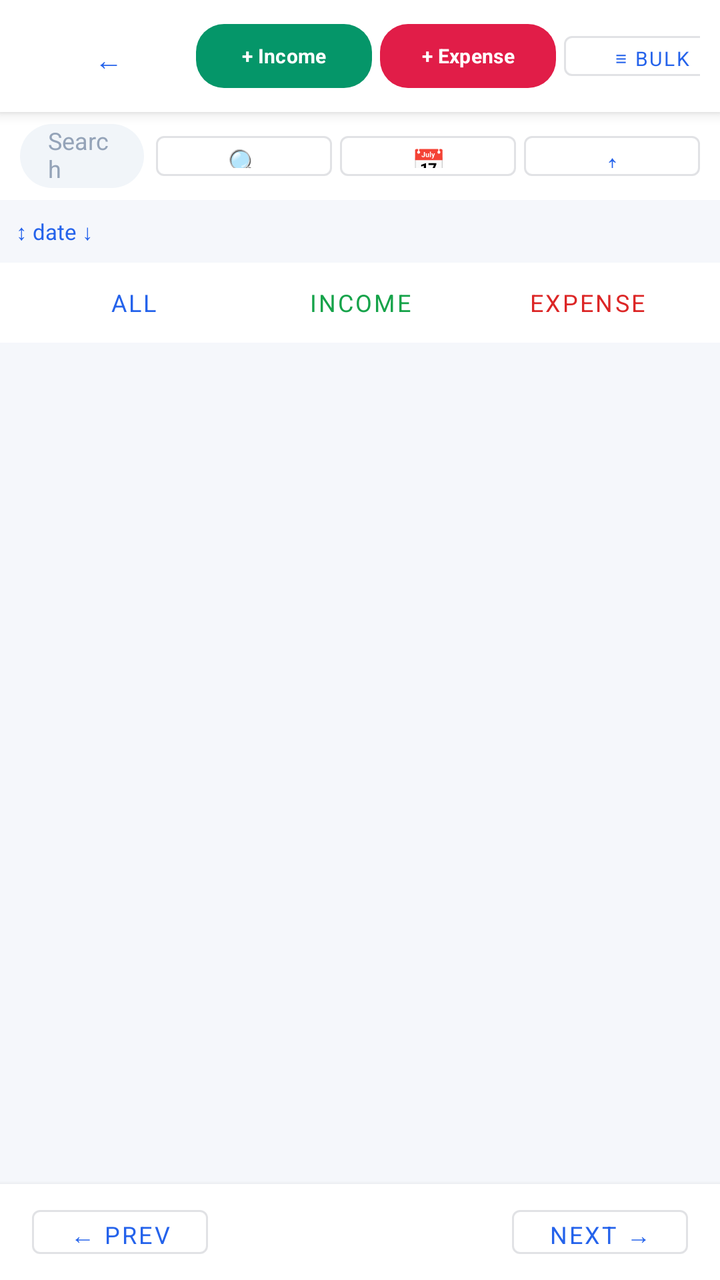
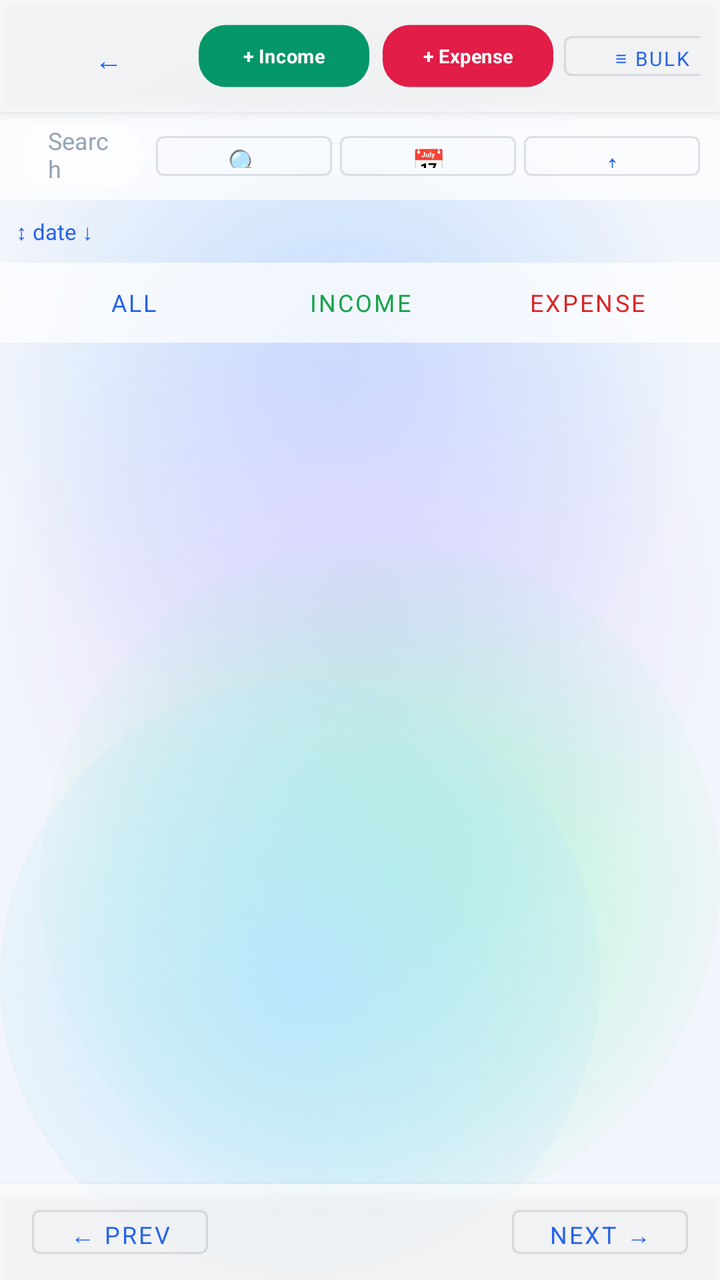

Compare the two renders of this Android layout. The source of the first and the diff that turns it into the second are given below.
<!-- AndroidManifest.xml: application theme Theme.ExpenseOS -->
<!-- res/layout/activity_transactions.xml -->
<?xml version="1.0" encoding="utf-8"?>
<LinearLayout xmlns:android="http://schemas.android.com/apk/res/android"
    android:layout_width="match_parent"
    android:layout_height="match_parent"
    android:background="@color/bg"
    android:orientation="vertical">

    
    <LinearLayout
        android:layout_width="match_parent"
        android:layout_height="56dp"
        android:background="@color/nav_bg"
        android:elevation="4dp"
        android:gravity="center_vertical"
        android:orientation="horizontal"
        android:paddingHorizontal="10dp">

        <Button
            android:id="@+id/btnBackTxn"
            style="@style/Widget.MaterialComponents.Button.TextButton"
            android:layout_width="wrap_content"
            android:layout_height="36dp"
            android:text="←"
            android:textSize="14sp" />

        <TextView
            android:layout_width="0dp"
            android:layout_height="wrap_content"
            android:layout_weight="1"
            android:text="Transactions"
            android:textColor="@color/text"
            android:textSize="15sp"
            android:textStyle="bold" />

        <Button
            android:id="@+id/btnAddIncome2"
            style="@style/BtnSuccess"
            android:layout_width="wrap_content"
            android:layout_height="32dp"
            android:layout_marginEnd="4dp"
            android:paddingHorizontal="8dp"
            android:text="+ Income"
            android:textSize="10sp" />

        <Button
            android:id="@+id/btnAddExpense2"
            style="@style/BtnDanger"
            android:layout_width="wrap_content"
            android:layout_height="32dp"
            android:layout_marginEnd="4dp"
            android:paddingHorizontal="8dp"
            android:text="+ Expense"
            android:textSize="10sp" />

        <Button
            android:id="@+id/btnBulkAdd"
            style="@style/Widget.MaterialComponents.Button.OutlinedButton"
            android:layout_width="wrap_content"
            android:layout_height="32dp"
            android:paddingHorizontal="6dp"
            android:text="≡ Bulk"
            android:textSize="10sp" />
    </LinearLayout>

    
    <LinearLayout
        android:layout_width="match_parent"
        android:layout_height="44dp"
        android:background="@color/nav_bg"
        android:gravity="center_vertical"
        android:orientation="horizontal"
        android:paddingHorizontal="10dp"
        android:paddingVertical="6dp">

        <EditText
            android:id="@+id/etTxnSearch"
            android:layout_width="0dp"
            android:layout_height="match_parent"
            android:layout_marginEnd="6dp"
            android:layout_weight="1"
            android:background="@drawable/bg_search_field"
            android:hint="Search note…"
            android:paddingHorizontal="8dp"
            android:textSize="12sp" />

        <Button
            android:id="@+id/btnTxnSearch"
            style="@style/Widget.MaterialComponents.Button.OutlinedButton"
            android:layout_width="wrap_content"
            android:layout_height="match_parent"
            android:layout_marginEnd="4dp"
            android:text="🔍"
            android:textSize="14sp" />

        <Button
            android:id="@+id/btnDateFilter"
            style="@style/Widget.MaterialComponents.Button.OutlinedButton"
            android:layout_width="wrap_content"
            android:layout_height="match_parent"
            android:layout_marginEnd="4dp"
            android:text="📅"
            android:textSize="14sp" />

        <Button
            android:id="@+id/btnSort"
            style="@style/Widget.MaterialComponents.Button.OutlinedButton"
            android:layout_width="wrap_content"
            android:layout_height="match_parent"
            android:text="↕"
            android:textSize="14sp" />
    </LinearLayout>

    
    <TextView
        android:id="@+id/tvSortLabel"
        android:layout_width="wrap_content"
        android:layout_height="wrap_content"
        android:padding="8dp"
        android:text="↕ date ↓"
        android:textColor="@color/primary"
        android:textSize="11sp" />

    
    <LinearLayout
        android:layout_width="match_parent"
        android:layout_height="40dp"
        android:background="@color/nav_bg"
        android:orientation="horizontal"
        android:paddingHorizontal="10dp">

        <Button
            android:id="@+id/btnAll"
            style="@style/Widget.MaterialComponents.Button.TextButton"
            android:layout_width="0dp"
            android:layout_height="match_parent"
            android:layout_weight="1"
            android:text="All"
            android:textColor="@color/primary"
            android:textSize="12sp" />

        <Button
            android:id="@+id/btnIncome"
            style="@style/Widget.MaterialComponents.Button.TextButton"
            android:layout_width="0dp"
            android:layout_height="match_parent"
            android:layout_weight="1"
            android:text="Income"
            android:textColor="@color/green"
            android:textSize="12sp" />

        <Button
            android:id="@+id/btnExpense"
            style="@style/Widget.MaterialComponents.Button.TextButton"
            android:layout_width="0dp"
            android:layout_height="match_parent"
            android:layout_weight="1"
            android:text="Expense"
            android:textColor="@color/red"
            android:textSize="12sp" />
    </LinearLayout>

    <TextView
        android:id="@+id/tvTxnCount"
        android:layout_width="wrap_content"
        android:layout_height="wrap_content"
        android:padding="8dp"
        android:textColor="@color/text_muted"
        android:textSize="11sp" />

    
    <androidx.recyclerview.widget.RecyclerView
        android:id="@+id/rvTransactions"
        android:layout_width="match_parent"
        android:layout_height="0dp"
        android:layout_weight="1"
        android:clipToPadding="false"
        android:padding="4dp" />

    
    <LinearLayout
        android:layout_width="match_parent"
        android:layout_height="48dp"
        android:background="@color/nav_bg"
        android:elevation="4dp"
        android:gravity="center"
        android:orientation="horizontal"
        android:paddingHorizontal="16dp">

        <Button
            android:id="@+id/btnPrev"
            style="@style/Widget.MaterialComponents.Button.OutlinedButton"
            android:layout_width="wrap_content"
            android:layout_height="34dp"
            android:text="← Prev"
            android:textSize="12sp" />

        <TextView
            android:id="@+id/tvPage"
            android:layout_width="0dp"
            android:layout_height="wrap_content"
            android:layout_weight="1"
            android:gravity="center"
            android:textColor="@color/text_muted"
            android:textSize="12sp" />

        <Button
            android:id="@+id/btnNext"
            style="@style/Widget.MaterialComponents.Button.OutlinedButton"
            android:layout_width="wrap_content"
            android:layout_height="34dp"
            android:text="Next →"
            android:textSize="12sp" />
    </LinearLayout>
</LinearLayout>
<!-- resources referenced by this layout -->
<resources>
  <color name="bg">#F5F7FB</color>
  <color name="nav_bg">#FFFFFF</color>
  <style name="Theme.ExpenseOS" parent="Theme.MaterialComponents.DayNight.NoActionBar">
          <item name="colorPrimary">@color/primary</item>
          <item name="colorPrimaryVariant">@color/primary_dark</item>
          <item name="colorPrimaryDark">@color/primary_dark</item>
          <item name="colorOnPrimary">@color/on_primary</item>
          <item name="colorSecondary">@color/secondary</item>
          <item name="colorSecondaryVariant">@color/secondary_dark</item>
          <item name="colorOnSecondary">@color/on_primary</item>
          <item name="colorAccent">@color/primary</item>
          <item name="colorSurface">@color/surface</item>
          <item name="colorOnSurface">@color/text</item>
          <item name="colorOnBackground">@color/text</item>
          <item name="colorError">@color/danger</item>
          <item name="android:colorBackground">@color/bg</item>
          <item name="android:windowBackground">@color/bg</item>
  
          <item name="android:textColorPrimary">@color/text</item>
          <item name="android:textColorSecondary">@color/text_muted</item>
          <item name="android:textColorHint">@color/text_hint</item>
          <item name="android:fontFamily">sans-serif</item>
          <item name="fontFamily">sans-serif</item>
  
          
          <item name="android:statusBarColor">@color/bg</item>
          <item name="android:navigationBarColor">@color/nav_bg</item>
          <item name="android:windowLightStatusBar">true</item>
          <item name="android:windowLightNavigationBar" tools:targetApi="o_mr1">true</item>
          <item name="android:forceDarkAllowed" tools:targetApi="q">false</item>
  
          
          <item name="editTextStyle">@style/Widget.ExpenseOS.EditText</item>
          <item name="materialAlertDialogTheme">@style/ThemeOverlay.ExpenseOS.Dialog</item>
          <item name="bottomSheetDialogTheme">@style/ThemeOverlay.ExpenseOS.BottomSheet</item>
          <item name="materialTimePickerTheme">@style/ThemeOverlay.ExpenseOS.TimePicker</item>
          <item name="android:windowAnimationStyle">@style/Animation.ExpenseOS.Window</item>
          <item name="android:windowActivityTransitions">true</item>
          <item name="android:windowContentTransitions">true</item>
      </style>
  <color name="surface_2">#F1F5F9</color>
  <style name="BtnBase" parent="Widget.MaterialComponents.Button">
          <item name="android:textSize">@dimen/type_subtitle</item>
          <item name="android:textStyle">bold</item>
          <item name="android:letterSpacing">0.01</item>
          <item name="android:textAllCaps">false</item>
          <item name="android:minHeight">@dimen/touch_target</item>
          <item name="android:insetTop">0dp</item>
          <item name="android:insetBottom">0dp</item>
          <item name="cornerRadius">14dp</item>
          <item name="android:stateListAnimator">@null</item>
      </style>
  <color name="surface">#FFFFFF</color>
  <!-- unchanged entries left out for length: 28 -->
</resources>

<!-- the commit's change to res/layout/activity_transactions.xml (unified diff, before → after) -->
@@ -2,7 +2,7 @@
 <LinearLayout xmlns:android="http://schemas.android.com/apk/res/android"
     android:layout_width="match_parent"
     android:layout_height="match_parent"
-    android:background="@color/bg"
+    android:background="@android:color/transparent"
     android:orientation="vertical">
 
     
<!-- resource entries referenced after the edit -->
@@ -1,7 +1,61 @@
 <!-- resources referenced by this layout -->
 <resources>
-  <color name="bg">#F5F7FB</color>
-  <color name="nav_bg">#FFFFFF</color>
+  <color name="bg">#F2F5FB</color>
+  <!-- drawable aurora_bg (drawable) -->
+  <?xml version="1.0" encoding="utf-8"?>
+  <layer-list xmlns:android="http://schemas.android.com/apk/res/android">
+      <item android:drawable="@color/aurora_base" />
+      <item android:width="380dp" android:height="380dp"
+          android:gravity="top|end"
+          android:drawable="@drawable/aurora_blob_blue" />
+      <item android:width="360dp" android:height="360dp"
+          android:gravity="start" android:top="120dp"
+          android:drawable="@drawable/aurora_blob_violet" />
+      <item android:width="340dp" android:height="340dp"
+          android:gravity="bottom|end" android:bottom="30dp"
+          android:drawable="@drawable/aurora_blob_mint" />
+      <item android:width="300dp" android:height="300dp"
+          android:gravity="bottom|start"
+          android:drawable="@drawable/aurora_blob_sky" />
+  </layer-list>
+  <color name="aurora_base">#F2F5FB</color>
+  <!-- drawable aurora_blob_blue (drawable) -->
+  <?xml version="1.0" encoding="utf-8"?>
+  <shape xmlns:android="http://schemas.android.com/apk/res/android" android:shape="oval">
+      <gradient
+          android:type="radial"
+          android:gradientRadius="180dp"
+          android:startColor="#BFDBFE"
+          android:endColor="#00BFDBFE" />
+  </shape>
+  <!-- drawable aurora_blob_violet (drawable) -->
+  <?xml version="1.0" encoding="utf-8"?>
+  <shape xmlns:android="http://schemas.android.com/apk/res/android" android:shape="oval">
+      <gradient
+          android:type="radial"
+          android:gradientRadius="180dp"
+          android:startColor="#DDD6FE"
+          android:endColor="#00DDD6FE" />
+  </shape>
+  <!-- drawable aurora_blob_mint (drawable) -->
+  <?xml version="1.0" encoding="utf-8"?>
+  <shape xmlns:android="http://schemas.android.com/apk/res/android" android:shape="oval">
+      <gradient
+          android:type="radial"
+          android:gradientRadius="180dp"
+          android:startColor="#A7F3D0"
+          android:endColor="#00A7F3D0" />
+  </shape>
+  <!-- drawable aurora_blob_sky (drawable) -->
+  <?xml version="1.0" encoding="utf-8"?>
+  <shape xmlns:android="http://schemas.android.com/apk/res/android" android:shape="oval">
+      <gradient
+          android:type="radial"
+          android:gradientRadius="180dp"
+          android:startColor="#BAE6FD"
+          android:endColor="#00BAE6FD" />
+  </shape>
+  <color name="nav_bg">#B9FFFFFF</color>
   <style name="Theme.ExpenseOS" parent="Theme.MaterialComponents.DayNight.NoActionBar">
           <item name="colorPrimary">@color/primary</item>
           <item name="colorPrimaryVariant">@color/primary_dark</item>
@@ -16,7 +70,7 @@
           <item name="colorOnBackground">@color/text</item>
           <item name="colorError">@color/danger</item>
           <item name="android:colorBackground">@color/bg</item>
-          <item name="android:windowBackground">@color/bg</item>
+          <item name="android:windowBackground">@drawable/aurora_bg</item>
   
           <item name="android:textColorPrimary">@color/text</item>
           <item name="android:textColorSecondary">@color/text_muted</item>
@@ -25,8 +79,8 @@
           <item name="fontFamily">sans-serif</item>
   
           
-          <item name="android:statusBarColor">@color/bg</item>
-          <item name="android:navigationBarColor">@color/nav_bg</item>
+          <item name="android:statusBarColor">@android:color/transparent</item>
+          <item name="android:navigationBarColor">@android:color/transparent</item>
           <item name="android:windowLightStatusBar">true</item>
           <item name="android:windowLightNavigationBar" tools:targetApi="o_mr1">true</item>
           <item name="android:forceDarkAllowed" tools:targetApi="q">false</item>
@@ -40,7 +94,7 @@
           <item name="android:windowActivityTransitions">true</item>
           <item name="android:windowContentTransitions">true</item>
       </style>
-  <color name="surface_2">#F1F5F9</color>
+  <color name="surface_2">#8CFFFFFF</color>
   <style name="BtnBase" parent="Widget.MaterialComponents.Button">
           <item name="android:textSize">@dimen/type_subtitle</item>
           <item name="android:textStyle">bold</item>
@@ -50,9 +104,9 @@
           <item name="android:insetTop">0dp</item>
           <item name="android:insetBottom">0dp</item>
           <item name="cornerRadius">14dp</item>
-          <item name="android:stateListAnimator">@null</item>
+          <item name="android:stateListAnimator">@animator/btn_press_scale</item>
       </style>
-  <color name="surface">#FFFFFF</color>
+  <color name="surface">#E9FFFFFF</color>
   <!-- unchanged entries left out for length: 28 -->
 </resources>
 
